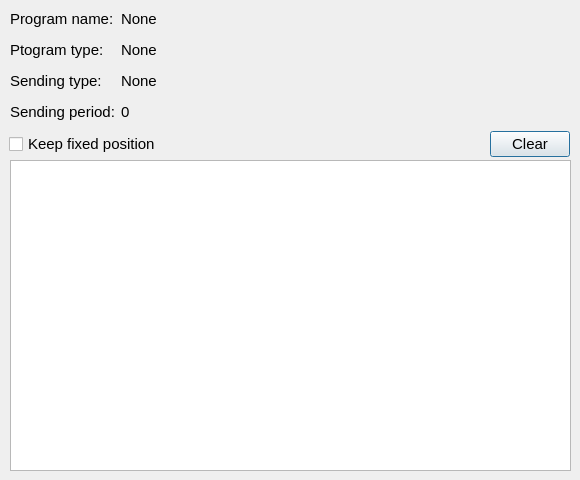
The window that 2-sem/lab3b/Windows/programwindow.ui (Megarekrut65/OOP-labs) describes before a commit, drawn with Qt 5.
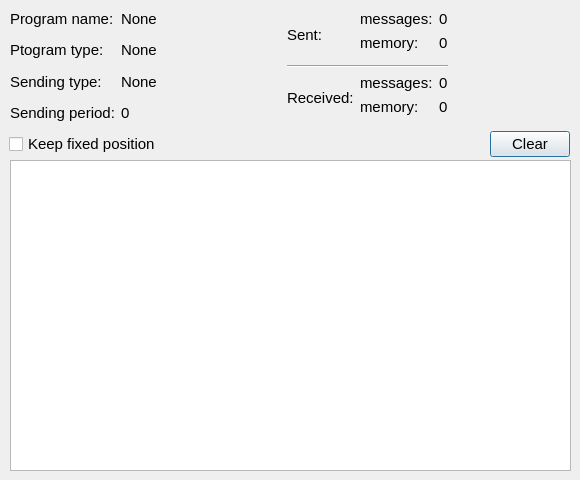
The same window after the commit.

Commit message: Added count and size of all messages

Patch:
```diff
--- a/2-sem/lab3b/Windows/programwindow.ui
+++ b/2-sem/lab3b/Windows/programwindow.ui
@@ -25,15 +25,76 @@
   <property name="windowTitle">
    <string>Dialog</string>
   </property>
-  <widget class="QWidget" name="formLayoutWidget">
+  <widget class="QTableView" name="tableViewBuffer">
+   <property name="geometry">
+    <rect>
+     <x>10</x>
+     <y>160</y>
+     <width>561</width>
+     <height>311</height>
+    </rect>
+   </property>
+  </widget>
+  <widget class="QWidget" name="horizontalLayoutWidget">
+   <property name="geometry">
+    <rect>
+     <x>9</x>
+     <y>130</y>
+     <width>561</width>
+     <height>28</height>
+    </rect>
+   </property>
+   <layout class="QHBoxLayout" name="horizontalLayout">
+    <item>
+     <widget class="QCheckBox" name="checkBoxFixedPosition">
+      <property name="font">
+       <font>
+        <pointsize>11</pointsize>
+       </font>
+      </property>
+      <property name="text">
+       <string>Keep fixed position</string>
+      </property>
+     </widget>
+    </item>
+    <item>
+     <spacer name="horizontalSpacer">
+      <property name="orientation">
+       <enum>Qt::Horizontal</enum>
+      </property>
+      <property name="sizeHint" stdset="0">
+       <size>
+        <width>40</width>
+        <height>20</height>
+       </size>
+      </property>
+     </spacer>
+    </item>
+    <item>
+     <widget class="QPushButton" name="pushButtonClear">
+      <property name="font">
+       <font>
+        <pointsize>11</pointsize>
+       </font>
+      </property>
+      <property name="text">
+       <string>Clear</string>
+      </property>
+     </widget>
+    </item>
+   </layout>
+  </widget>
+  <widget class="QWidget" name="horizontalLayoutWidget_2">
    <property name="geometry">
     <rect>
      <x>10</x>
      <y>10</y>
      <width>561</width>
-     <height>111</height>
+     <height>112</height>
     </rect>
    </property>
+   <layout class="QHBoxLayout" name="horizontalLayout_2">
+    <item>
    <layout class="QFormLayout" name="formLayout">
     <item row="0" column="0">
      <widget class="QLabel" name="label">
@@ -171,63 +232,171 @@
      </spacer>
     </item>
    </layout>
-  </widget>
-  <widget class="QTableView" name="tableViewBuffer">
-   <property name="geometry">
-    <rect>
-     <x>10</x>
-     <y>160</y>
-     <width>561</width>
-     <height>311</height>
-    </rect>
-   </property>
-  </widget>
-  <widget class="QWidget" name="horizontalLayoutWidget">
-   <property name="geometry">
-    <rect>
-     <x>9</x>
-     <y>130</y>
-     <width>561</width>
-     <height>28</height>
-    </rect>
-   </property>
-   <layout class="QHBoxLayout" name="horizontalLayout">
-    <item>
-     <widget class="QCheckBox" name="checkBoxFixedPosition">
+    </item>
+    <item>
+     <spacer name="horizontalSpacer_3">
+      <property name="orientation">
+       <enum>Qt::Horizontal</enum>
+      </property>
+      <property name="sizeHint" stdset="0">
+       <size>
+        <width>40</width>
+        <height>20</height>
+       </size>
+      </property>
+     </spacer>
+    </item>
+    <item>
+     <layout class="QGridLayout" name="gridLayout">
+      <item row="2" column="1">
+       <layout class="QFormLayout" name="formLayout_3">
+        <item row="0" column="0">
+         <widget class="QLabel" name="label_11">
+          <property name="font">
+           <font>
+            <pointsize>11</pointsize>
+           </font>
+          </property>
+          <property name="text">
+           <string>messages:</string>
+          </property>
+         </widget>
+        </item>
+        <item row="0" column="1">
+         <widget class="QLabel" name="labelReceivedMessage">
+          <property name="font">
+           <font>
+            <pointsize>11</pointsize>
+           </font>
+          </property>
+          <property name="text">
+           <string>0</string>
+          </property>
+         </widget>
+        </item>
+        <item row="1" column="0">
+         <widget class="QLabel" name="label_13">
+          <property name="font">
+           <font>
+            <pointsize>11</pointsize>
+           </font>
+          </property>
+          <property name="text">
+           <string>memory:</string>
+          </property>
+         </widget>
+        </item>
+        <item row="1" column="1">
+         <widget class="QLabel" name="labelReceivedMemory">
       <property name="font">
        <font>
         <pointsize>11</pointsize>
        </font>
       </property>
       <property name="text">
-       <string>Keep fixed position</string>
+           <string>0</string>
       </property>
      </widget>
     </item>
-    <item>
-     <spacer name="horizontalSpacer">
-      <property name="orientation">
-       <enum>Qt::Horizontal</enum>
-      </property>
-      <property name="sizeHint" stdset="0">
-       <size>
-        <width>40</width>
-        <height>20</height>
-       </size>
-      </property>
-     </spacer>
-    </item>
-    <item>
-     <widget class="QPushButton" name="pushButtonClear">
+       </layout>
+      </item>
+      <item row="0" column="1">
+       <layout class="QFormLayout" name="formLayout_2">
+        <item row="0" column="0">
+         <widget class="QLabel" name="label_5">
+          <property name="font">
+           <font>
+            <pointsize>11</pointsize>
+           </font>
+          </property>
+          <property name="text">
+           <string>messages:</string>
+          </property>
+         </widget>
+        </item>
+        <item row="0" column="1">
+         <widget class="QLabel" name="labelSentMessage">
       <property name="font">
        <font>
         <pointsize>11</pointsize>
        </font>
       </property>
       <property name="text">
-       <string>Clear</string>
-      </property>
-     </widget>
+           <string>0</string>
+          </property>
+         </widget>
+        </item>
+        <item row="1" column="0">
+         <widget class="QLabel" name="label_9">
+          <property name="font">
+           <font>
+            <pointsize>11</pointsize>
+           </font>
+          </property>
+          <property name="text">
+           <string>memory:</string>
+          </property>
+         </widget>
+        </item>
+        <item row="1" column="1">
+         <widget class="QLabel" name="labelSentMemory">
+          <property name="font">
+           <font>
+            <pointsize>11</pointsize>
+           </font>
+          </property>
+          <property name="text">
+           <string>0</string>
+          </property>
+         </widget>
+        </item>
+       </layout>
+      </item>
+      <item row="0" column="0">
+       <widget class="QLabel" name="label_2">
+        <property name="font">
+         <font>
+          <pointsize>11</pointsize>
+         </font>
+        </property>
+        <property name="text">
+         <string>Sent:</string>
+        </property>
+       </widget>
+      </item>
+      <item row="2" column="0">
+       <widget class="QLabel" name="label_6">
+        <property name="font">
+         <font>
+          <pointsize>11</pointsize>
+         </font>
+        </property>
+        <property name="text">
+         <string>Received:</string>
+        </property>
+       </widget>
+      </item>
+      <item row="1" column="0" colspan="2">
+       <widget class="Line" name="line">
+        <property name="orientation">
+         <enum>Qt::Horizontal</enum>
+        </property>
+       </widget>
+      </item>
+     </layout>
+    </item>
+    <item>
+     <spacer name="horizontalSpacer_2">
+      <property name="orientation">
+       <enum>Qt::Horizontal</enum>
+      </property>
+      <property name="sizeHint" stdset="0">
+       <size>
+        <width>40</width>
+        <height>20</height>
+       </size>
+      </property>
+     </spacer>
     </item>
    </layout>
   </widget>
```
Lines whose indentation alone changed are shown as unchanged. The commit also changes 4 other files.
